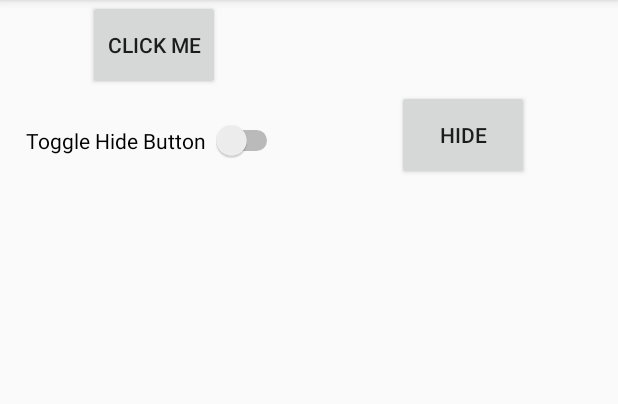
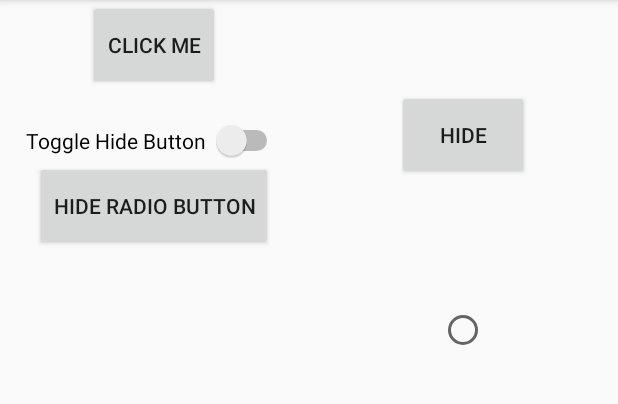
Before and after one commit to davidcrotty/AndroidUITesting, an Android app: the screen it shows after launch (MainActivity), on a phone screen of 412 x 824 dp, the part 84-488 px from its top. Run offline under Robolectric (Android 15) with nearby library versions, the phone set to English and light mode, and no system bars.

Commit message:
Adds tests to check view state using non UI thread. Adds test to check visibility on custom view after performing UI thread action.

```diff
--- a/app/src/main/java/davidcrotty/androiduitesting/MainActivity.kt
+++ b/app/src/main/java/davidcrotty/androiduitesting/MainActivity.kt
@@ -24,10 +24,14 @@ class MainActivity : AppCompatActivity() {
 
         toggle_switch.setOnCheckedChangeListener { compoundButton, isChecked ->
             if(isChecked) {
-                visibility_button.visibility = View.GONE
+                visibility_button.visibility = View.INVISIBLE
             } else {
                 visibility_button.visibility = View.VISIBLE
             }
         }
+
+        hide_spinner_button.setOnClickListener({
+            complex_view.hideSpinner()
+        })
     }
 }
--- /dev/null
+++ b/app/src/main/java/davidcrotty/androiduitesting/view/ComplexView.kt
@@ -0,0 +1,34 @@
+package davidcrotty.androiduitesting.view
+
+import android.content.Context
+import android.util.AttributeSet
+import android.view.View
+import android.widget.RelativeLayout
+import davidcrotty.androiduitesting.R
+import kotlinx.android.synthetic.main.complex_view.view.*
+
+/**
+ * Created by DavidHome on 26/07/2016.
+ */
+class ComplexView(context: Context, attrs: AttributeSet) : RelativeLayout(context, attrs) {
+
+    val VIEW_STATE_VISIBLE = 1
+    val VIEW_STATE_INVISIBLE = 2
+    var viewStateHolder: Int = 1
+
+    init {
+        View.inflate(context, R.layout.complex_view, this)
+    }
+
+    fun getSomeState() : Int {
+        return 1
+    }
+
+    fun hideSpinner() {
+        radio_button.visibility = View.GONE
+    }
+
+    fun showSpinner() {
+        radio_button.visibility = View.VISIBLE
+    }
+}
--- /dev/null
+++ b/app/src/main/res/layout/complex_view.xml
@@ -0,0 +1,11 @@
+<?xml version="1.0" encoding="utf-8"?>
+<RelativeLayout xmlns:android="http://schemas.android.com/apk/res/android"
+    android:layout_width="match_parent" android:layout_height="match_parent">
+
+    <RadioButton
+        android:layout_width="wrap_content"
+        android:layout_height="wrap_content"
+        android:id="@+id/radio_button"
+        android:layout_centerVertical="true"
+        android:layout_centerHorizontal="true" />
+</RelativeLayout>
--- a/app/src/main/res/layout/main_activity.xml
+++ b/app/src/main/res/layout/main_activity.xml
@@ -24,6 +24,13 @@
             android:layout_height="wrap_content"
             android:text="Toggle Hide Button "
             android:id="@+id/toggle_switch" />
+
+        <Button
+            android:layout_width="wrap_content"
+            android:layout_height="60dp"
+            android:layout_gravity="center"
+            android:text="Hide radio button"
+            android:id="@+id/hide_spinner_button" />
     </LinearLayout>
 
     <LinearLayout
@@ -47,6 +54,12 @@
             android:text="Hide"
             android:id="@+id/visibility_button" />
 
+        <davidcrotty.androiduitesting.view.ComplexView
+            android:id="@+id/complex_view"
+            android:layout_width="match_parent"
+            android:layout_height="200dp">
+        </davidcrotty.androiduitesting.view.ComplexView>
+
     </LinearLayout>
 
 </LinearLayout>
```
Also changed, not shown: 1 other file.
